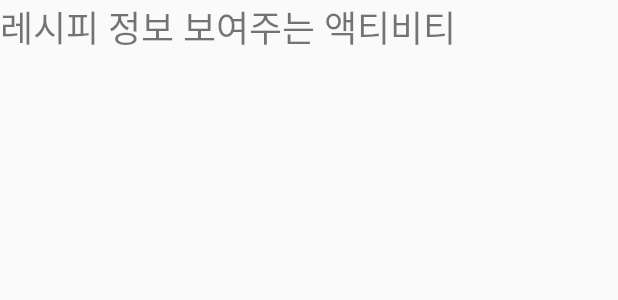
After one commit to Mobile-Programming-Team-Project/Cooking-King-CooKing, an Android app: the layout activity_recipe_info.xml on its own in the app's theme, with its tools: preview values and no code run, on a phone screen of 412 x 824 dp. The commit adds this screen. Shown: the top 300 px of the screen. Run offline under Robolectric (Android 15) with nearby library versions, the light colour scheme and no system bars.

Commit message:
Activity 넘기는 작업(밑작업)+메인과 머지
기능 분화전에 메인과 머지하는 작업입니다.

```diff
--- a/Code/CookingKingCooKing_Ver2/app/src/main/AndroidManifest.xml
+++ b/Code/CookingKingCooKing_Ver2/app/src/main/AndroidManifest.xml
@@ -13,6 +13,7 @@
         android:supportsRtl="true"
         android:theme="@style/AppTheme"
         android:usesCleartextTraffic="true">
+        <activity android:name=".RecipeInfoActivity"></activity>
         <activity android:name=".MainActivity">
             <intent-filter>
                 <action android:name="android.intent.action.MAIN" />
--- /dev/null
+++ b/Code/CookingKingCooKing_Ver2/app/src/main/res/layout/activity_recipe_info.xml
@@ -0,0 +1,16 @@
+<?xml version="1.0" encoding="utf-8"?>
+<LinearLayout xmlns:android="http://schemas.android.com/apk/res/android"
+    xmlns:app="http://schemas.android.com/apk/res-auto"
+    xmlns:tools="http://schemas.android.com/tools"
+    android:layout_width="match_parent"
+    android:layout_height="match_parent"
+    tools:context=".RecipeInfoActivity">
+
+    <TextView
+        android:id="@+id/textView"
+        android:layout_width="wrap_content"
+        android:layout_height="wrap_content"
+        android:layout_weight="1"
+        android:text="레시피 정보 보여주는 액티비티"
+        android:textSize="24sp" />
+</LinearLayout>
```
Also changed, not shown: Code/CookingKingCooKing_Ver2/app/src/main/java/com/techtown/cookingkingcooking_ver2/MainActivity.java (+11 -4 lines), Code/CookingKingCooKing_Ver2/app/src/main/java/com/techtown/cookingkingcooking_ver2/Recipe.java (+43 -10 lines), Code/CookingKingCooKing_Ver2/app/src/main/java/com/techtown/cookingkingcooking_ver2/RecipeInfoActivity.java (added, +27 -0 lines).
